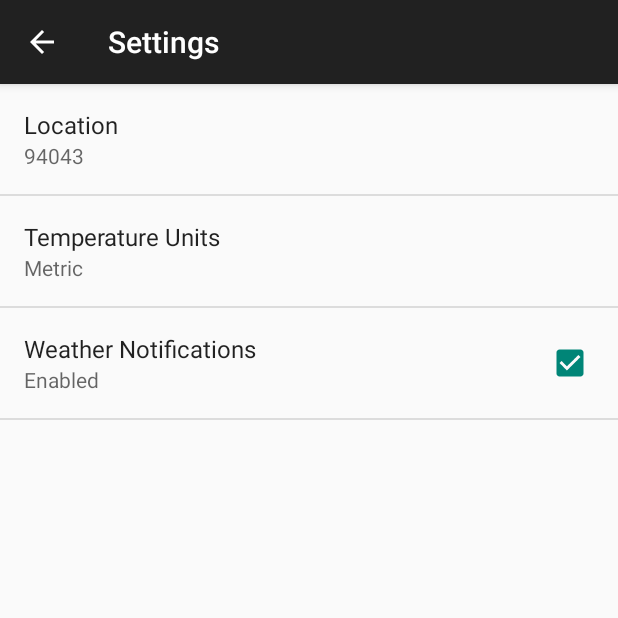
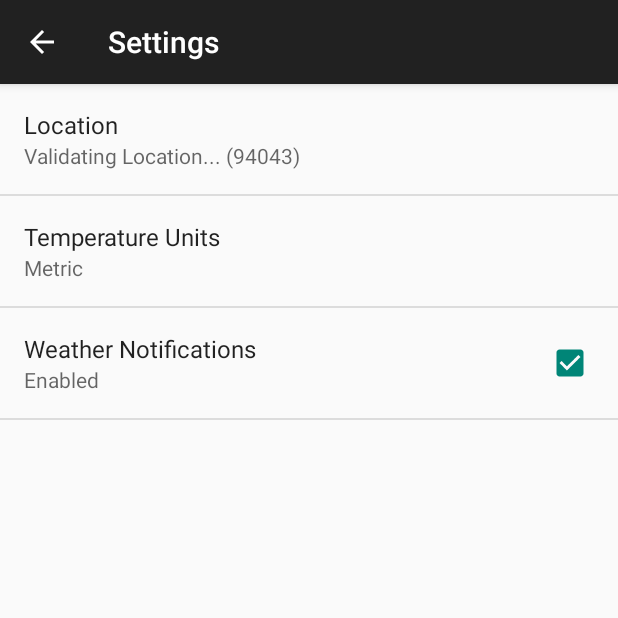
Before and after one commit to iurimenin/nanodegree_sunshine, an Android app: the screen it shows after launch (SettingsActivity), in the options menu, after a tap on "Settings", on a phone screen of 412 x 824 dp, the top half of it. Run offline under Robolectric (Android 15) with nearby library versions, the phone set to English and light mode, and no system bars; 1 statement that could not run was skipped.

Commit message:
Projeto 3: Stock Hawk! - custom settings

```diff
--- a/app/src/main/java/io/github/iurimenin/sunshine/activity/SettingsActivity.java
+++ b/app/src/main/java/io/github/iurimenin/sunshine/activity/SettingsActivity.java
@@ -2,6 +2,7 @@ package io.github.iurimenin.sunshine.activity;
 
 import android.annotation.TargetApi;
 import android.content.Intent;
+import android.content.SharedPreferences;
 import android.os.Build;
 import android.os.Bundle;
 import android.preference.ListPreference;
@@ -10,8 +11,13 @@ import android.preference.PreferenceManager;
 import android.view.MenuItem;
 
 import io.github.iurimenin.sunshine.R;
+import io.github.iurimenin.sunshine.data.WeatherContract;
+import io.github.iurimenin.sunshine.sync.SunshineSyncAdapter;
+import io.github.iurimenin.sunshine.utils.Utility;
 
-public class SettingsActivity extends AppCompatPreferenceActivity implements Preference.OnPreferenceChangeListener {
+public class SettingsActivity extends AppCompatPreferenceActivity
+        implements Preference.OnPreferenceChangeListener, SharedPreferences.OnSharedPreferenceChangeListener {
+
 
     @Override
     public void onCreate(Bundle savedInstanceState) {
@@ -45,6 +51,7 @@ public class SettingsActivity extends AppCompatPreferenceActivity implements Pre
     @Override
     public boolean onPreferenceChange(Preference preference, Object value) {
         String stringValue = value.toString();
+        String key = preference.getKey();
 
         if (preference instanceof ListPreference) {
             // For list preferences, look up the correct display value in
@@ -53,6 +60,23 @@ public class SettingsActivity extends AppCompatPreferenceActivity implements Pre
             int prefIndex = listPreference.findIndexOfValue(stringValue);
             if (prefIndex >= 0) {
                 preference.setSummary(listPreference.getEntries()[prefIndex]);
+            }
+        } else if (key.equals(getString(R.string.pref_location_key))) {
+            @SunshineSyncAdapter.LocationStatus int status = Utility.getLocationStatus(this);
+            switch (status) {
+                    case SunshineSyncAdapter.LOCATION_STATUS_OK:
+                        preference.setSummary(stringValue);
+                        break;
+                    case SunshineSyncAdapter.LOCATION_STATUS_UNKNOWN:
+                        preference.setSummary(getString(R.string.pref_location_unknown_description, value.toString()));
+                        break;
+                    case SunshineSyncAdapter.LOCATION_STATUS_INVALID:
+                        preference.setSummary(getString(R.string.pref_location_error_description, value.toString()));
+                        break;
+                    default:
+                        // Note --- if the server is down we still assume the value
+                        // is valid
+                        preference.setSummary(stringValue);
             }
         } else {
             // For other preferences, set the summary to the value's simple string representation.
@@ -78,4 +102,23 @@ public class SettingsActivity extends AppCompatPreferenceActivity implements Pre
     public Intent getParentActivityIntent() {
         return super.getParentActivityIntent().addFlags(Intent.FLAG_ACTIVITY_CLEAR_TOP);
     }
+
+    // This gets called after the preference is changed, which is important because we
+    // start our synchronization here
+    @Override
+    public void onSharedPreferenceChanged(SharedPreferences sharedPreferences, String key) {
+        if ( key.equals(getString(R.string.pref_location_key)) ) {
+            // we've changed the location
+            // first clear locationStatus
+            Utility.resetLocationStatus(this);
+            SunshineSyncAdapter.syncImmediately(this);
+        } else if ( key.equals(getString(R.string.pref_units_key)) ) {
+            // units have changed. update lists of weather entries accordingly
+            getContentResolver().notifyChange(WeatherContract.WeatherEntry.CONTENT_URI, null);
+        } else if ( key.equals(getString(R.string.pref_location_status_key)) ) {
+            // our location status has changed.  Update the summary accordingly
+            Preference locationPreference = findPreference(getString(R.string.pref_location_key));
+            bindPreferenceSummaryToValue(locationPreference);
+        }
+    }
 }
--- /dev/null
+++ b/app/src/main/java/io/github/iurimenin/sunshine/components/LocationEditTextPreference.java
@@ -0,0 +1,74 @@
+package io.github.iurimenin.sunshine.components;
+
+import android.app.AlertDialog;
+import android.app.Dialog;
+import android.content.Context;
+import android.content.res.TypedArray;
+import android.os.Bundle;
+import android.preference.EditTextPreference;
+import android.text.Editable;
+import android.text.TextWatcher;
+import android.util.AttributeSet;
+import android.widget.Button;
+import android.widget.EditText;
+
+import io.github.iurimenin.sunshine.R;
+
+/**
+ * Created by Iuri Menin on 12/01/17.
+ */
+public class LocationEditTextPreference extends EditTextPreference {
+    static final private int DEFAULT_MINIMUM_LOCATION_LENGTH = 2;
+    private int mMinLength;
+
+    public LocationEditTextPreference(Context context, AttributeSet attrs) {
+        super(context, attrs);
+        TypedArray a = context.getTheme().obtainStyledAttributes(
+                attrs,
+                R.styleable.LocationEditTextPreference,
+                0, 0);
+        try {
+            mMinLength = a.getInteger(R.styleable.LocationEditTextPreference_minLength, DEFAULT_MINIMUM_LOCATION_LENGTH);
+        } finally {
+            a.recycle();
+        }
+    }
+
+
+    @Override
+    protected void showDialog(Bundle state) {
+        super.showDialog(state);
+
+        EditText et = getEditText();
+        et.addTextChangedListener(new TextWatcher() {
+
+
+            @Override
+            public void beforeTextChanged(CharSequence s, int start, int count, int after) {
+
+            }
+
+            @Override
+            public void onTextChanged(CharSequence s, int start, int before, int count) {
+
+            }
+
+            @Override
+            public void afterTextChanged(Editable s) {
+                Dialog d = getDialog();
+                if (d instanceof AlertDialog) {
+                    AlertDialog dialog = (AlertDialog) d;
+                    Button positiveButton = dialog.getButton(AlertDialog.BUTTON_POSITIVE);
+                    // Check if the EditText is empty
+                    if (s.length() < mMinLength) {
+                        // Disable OK button
+                        positiveButton.setEnabled(false);
+                    } else {
+                        // Re-enable the button.
+                        positiveButton.setEnabled(true);
+                    }
+                }
+            }
+        });
+    }
+}
--- a/app/src/main/java/io/github/iurimenin/sunshine/fragment/ForecastFragment.java
+++ b/app/src/main/java/io/github/iurimenin/sunshine/fragment/ForecastFragment.java
@@ -295,6 +295,9 @@ public class ForecastFragment extends Fragment implements LoaderManager.LoaderCa
                     case SunshineSyncAdapter.LOCATION_STATUS_SERVER_INVALID:
                         message = R.string.empty_forecast_list_server_error;
                         break;
+                    case SunshineSyncAdapter.LOCATION_STATUS_INVALID:
+                        message = R.string.empty_forecast_list_invalid_location;
+                        break;
                     default:
                         if (!Utility.isNetworkAvailable(getActivity()) ) {
                             message = R.string.empty_forecast_list_no_network;
--- a/app/src/main/java/io/github/iurimenin/sunshine/sync/SunshineSyncAdapter.java
+++ b/app/src/main/java/io/github/iurimenin/sunshine/sync/SunshineSyncAdapter.java
@@ -71,16 +71,15 @@ public class SunshineSyncAdapter extends AbstractThreadedSyncAdapter {
     private static final int INDEX_SHORT_DESC = 3;
 
     @Retention(RetentionPolicy.SOURCE)
-    @IntDef({LOCATION_STATUS_OK, LOCATION_STATUS_SERVER_DOWN, LOCATION_STATUS_SERVER_INVALID,  LOCATION_STATUS_UNKNOWN})
+    @IntDef({LOCATION_STATUS_OK, LOCATION_STATUS_SERVER_DOWN, LOCATION_STATUS_SERVER_INVALID,
+            LOCATION_STATUS_UNKNOWN, LOCATION_STATUS_INVALID})
     public @interface LocationStatus {}
 
     public static final int LOCATION_STATUS_OK = 0;
     public static final int LOCATION_STATUS_SERVER_DOWN = 1;
-    public static final int
-            LOCATION_STATUS_SERVER_INVALID = 2;
-    public static final int
-            LOCATION_STATUS_UNKNOWN = 3;
-
+    public static final int LOCATION_STATUS_SERVER_INVALID = 2;
+    public static final int LOCATION_STATUS_UNKNOWN = 3;
+    public static final int LOCATION_STATUS_INVALID = 4;
 
     public SunshineSyncAdapter(Context context, boolean autoInitialize) {
         super(context, autoInitialize);
@@ -220,9 +219,27 @@ public class SunshineSyncAdapter extends AbstractThreadedSyncAdapter {
         final String OWM_WEATHER = "weather";
         final String OWM_DESCRIPTION = "main";
         final String OWM_WEATHER_ID = "id";
+        final String OWM_MESSAGE_CODE = "cod";
 
         try {
             JSONObject forecastJson = new JSONObject(forecastJsonStr);
+
+            // do we have an error?
+            if ( forecastJson.has(OWM_MESSAGE_CODE) ) {
+                int errorCode = forecastJson.getInt(OWM_MESSAGE_CODE);
+
+                    switch (errorCode) {
+                        case HttpURLConnection.HTTP_OK:
+                                break;
+                        case HttpURLConnection.HTTP_NOT_FOUND:
+                                setLocationStatus(getContext(), LOCATION_STATUS_INVALID);
+                                return;
+                        default:
+                                setLocationStatus(getContext(), LOCATION_STATUS_SERVER_DOWN);
+                                return;
+                    }
+            }
+
             JSONArray weatherArray = forecastJson.getJSONArray(OWM_LIST);
 
             JSONObject cityJson = forecastJson.getJSONObject(OWM_CITY);
--- a/app/src/main/res/values/strings.xml
+++ b/app/src/main/res/values/strings.xml
@@ -1,10 +1,13 @@
 <?xml version="1.0" encoding="utf-8"?>
 <!--
      Copyright (C) 2015 The Android Open Source Project
+
      Licensed under the Apache License, Version 2.0 (the "License");
      you may not use this file except in compliance with the License.
      You may obtain a copy of the License at
+
           http://www.apache.org/licenses/LICENSE-2.0
+
      Unless required by applicable law or agreed to in writing, software
      distributed under the License is distributed on an "AS IS" BASIS,
      WITHOUT WARRANTIES OR CONDITIONS OF ANY KIND, either express or implied.
@@ -44,6 +47,10 @@
 
     <!-- Default postal code for location preference [CHAR LIMIT=NONE] -->
     <string name="pref_location_default" translatable="false">94043</string>
+
+    <!-- Strings used when displaying the state of the Location in settings -->
+    <string name="pref_location_error_description">Invalid Location (<xliff:g id="location_setting">%1$s</xliff:g>)"</string>
+    <string name="pref_location_unknown_description">Validating Location... (<xliff:g id="location_setting">%1$s</xliff:g>)"</string>
 
     <!-- Strings related to Notification Enabled preference -->
     <string name="pref_enable_notifications_key" translatable="false">enable_notifications</string>
@@ -114,5 +121,6 @@
     <string name="empty_forecast_list_no_network">No weather information available. The network is not available to fetch weather data.</string>
     <string name="empty_forecast_list_server_down">No weather information available. The server is not returning data.</string>
     <string name="empty_forecast_list_server_error">No weather information available. The server is not returning valid data. Please check for an updated version of Sunshine.</string>
+    <string name="empty_forecast_list_invalid_location">No weather information available. The location in settings is not recognized by the weather server.</string>
 
 </resources>
--- a/app/src/main/res/xml/pref_general.xml
+++ b/app/src/main/res/xml/pref_general.xml
@@ -1,14 +1,29 @@
 <?xml version="1.0" encoding="utf-8"?>
-<PreferenceScreen xmlns:android="http://schemas.android.com/apk/res/android"
+<!--
+     Copyright (C) 2015 The Android Open Source Project
+     Licensed under the Apache License, Version 2.0 (the "License");
+     you may not use this file except in compliance with the License.
+     You may obtain a copy of the License at
+          http://www.apache.org/licenses/LICENSE-2.0
+     Unless required by applicable law or agreed to in writing, software
+     distributed under the License is distributed on an "AS IS" BASIS,
+     WITHOUT WARRANTIES OR CONDITIONS OF ANY KIND, either express or implied.
+     See the License for the specific language governing permissions and
+     limitations under the License.
+ -->
+<PreferenceScreen
+    xmlns:android="http://schemas.android.com/apk/res/android"
+    xmlns:custom="http://schemas.android.com/apk/res/io.github.iurimenin.sunshine"
     android:layout_width="match_parent"
     android:layout_height="match_parent">
 
-    <EditTextPreference
+    <io.github.iurimenin.sunshine.components.LocationEditTextPreference
         android:title="@string/pref_location_label"
         android:key="@string/pref_location_key"
         android:defaultValue="@string/pref_location_default"
         android:inputType="text"
-        android:singleLine="true" />
+        android:singleLine="true"
+        custom:minLength="3"/>
 
     <ListPreference
         android:title="@string/pref_units_label"
```
Also changed, not shown: app/src/main/java/io/github/iurimenin/sunshine/utils/Utility.java (+12 -0 lines), app/src/main/res/values/attrs.xml (added, +18 -0 lines).
